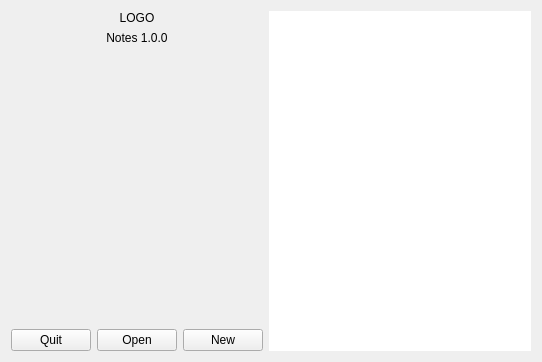
thelfensdrfer/notes, file src/library/libraryhelperwindow.ui: the form before one commit.
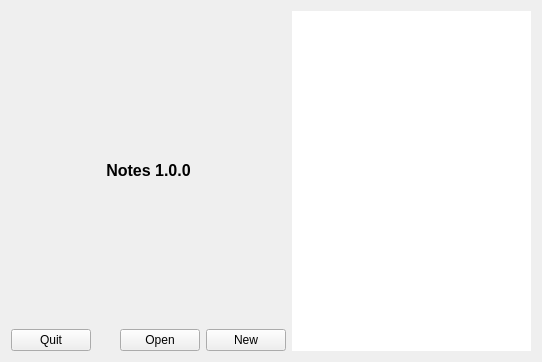
The form after the commit. Icons and pictures are not drawn.

Commit message: Added icon, logo and optimized library window (no resize)

Diff of the .ui file:
```diff
--- a/src/library/libraryhelperwindow.ui
+++ b/src/library/libraryhelperwindow.ui
@@ -42,9 +42,18 @@
        <number>0</number>
       </property>
       <item>
-       <widget class="QLabel" name="label">
+       <widget class="QLabel" name="logoLabel">
+        <property name="sizePolicy">
+         <sizepolicy hsizetype="Expanding" vsizetype="Expanding">
+          <horstretch>0</horstretch>
+          <verstretch>0</verstretch>
+         </sizepolicy>
+        </property>
         <property name="text">
-         <string>LOGO</string>
+         <string/>
+        </property>
+        <property name="pixmap">
+         <pixmap resource="../../resources.qrc">:/images/icon.png</pixmap>
         </property>
         <property name="alignment">
          <set>Qt::AlignCenter</set>
@@ -52,7 +61,14 @@
        </widget>
       </item>
       <item>
-       <widget class="QLabel" name="label_2">
+       <widget class="QLabel" name="titleLabel">
+        <property name="font">
+         <font>
+          <pointsize>12</pointsize>
+          <weight>75</weight>
+          <bold>true</bold>
+         </font>
+        </property>
         <property name="text">
          <string>Notes 1.0.0</string>
         </property>
@@ -83,6 +99,19 @@
           </property>
          </widget>
         </item>
+        <item>
+         <spacer name="horizontalSpacer">
+          <property name="orientation">
+           <enum>Qt::Horizontal</enum>
+          </property>
+          <property name="sizeHint" stdset="0">
+           <size>
+            <width>40</width>
+            <height>20</height>
+           </size>
+          </property>
+         </spacer>
+        </item>
         <item>
          <widget class="QPushButton" name="openButton">
           <property name="text">
```
Left out of the diff: 8 changed lines with no effect on the pictures. The commit also changes 5 other files.
